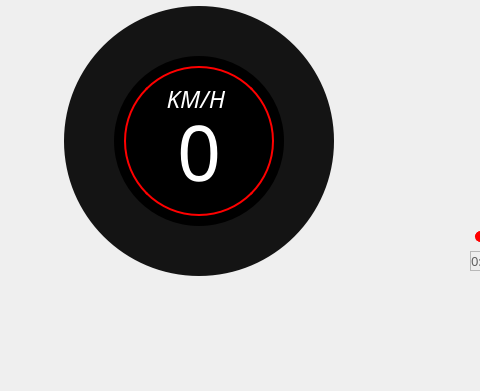
First picture: the form in GUI_WIDGETS/Dashboard/dashboard.ui, repository PortiESP/PortiOS, before the edit; both pictures show x 0 to 480 and y 89 to 480 of the 800 by 480 pixel window.
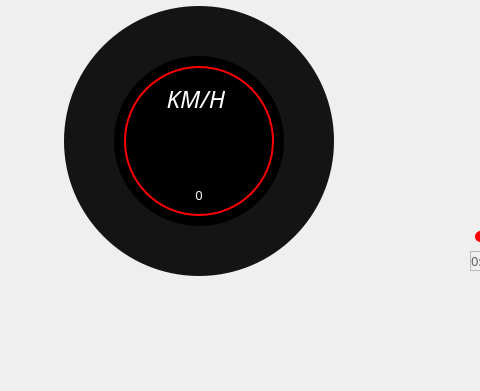
Second picture: the form after the edit. Icons and pictures are not drawn.

What changed in the file:
```diff
--- a/GUI_WIDGETS/Dashboard/dashboard.ui
+++ b/GUI_WIDGETS/Dashboard/dashboard.ui
@@ -173,7 +173,7 @@
           <property name="font">
            <font>
             <family>Bahnschrift Light Condensed</family>
-            <pointsize>58</pointsize>
+            <pointsize>10</pointsize>
             <weight>50</weight>
             <italic>false</italic>
             <bold>false</bold>
```
